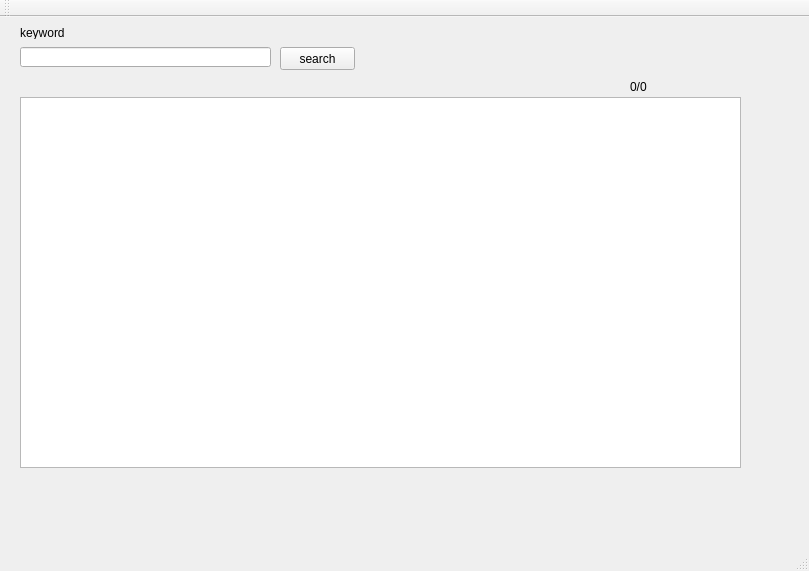
Old version of the form 001_niconico_search/mainwindow.ui in the repository ragingo/QtSamples.
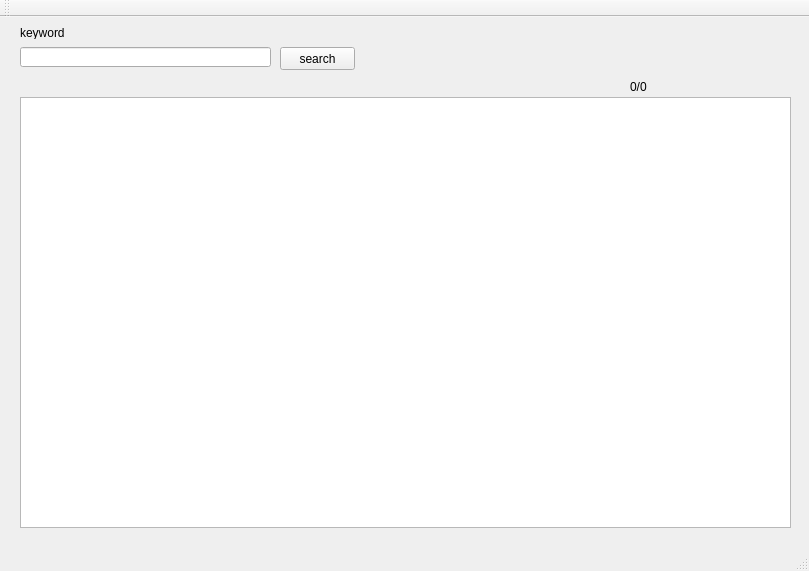
New version of the form.

Commit message: コード整理

```diff
--- a/001_niconico_search/mainwindow.ui
+++ b/001_niconico_search/mainwindow.ui
@@ -42,8 +42,8 @@
      <rect>
       <x>20</x>
       <y>80</y>
-      <width>721</width>
-      <height>371</height>
+      <width>771</width>
+      <height>431</height>
      </rect>
     </property>
    </widget>
```
The commit also changes 2 other files.
